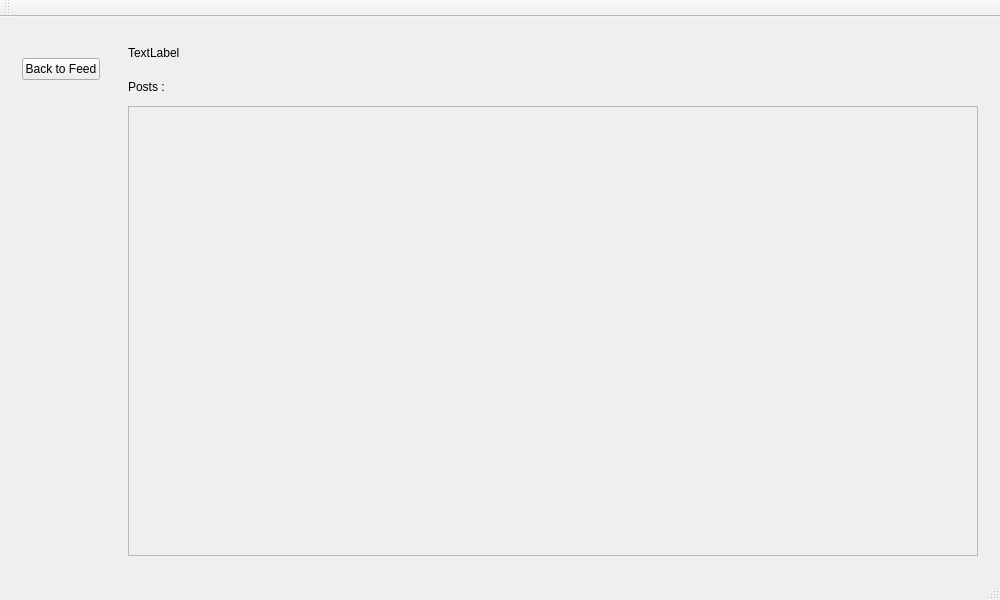
Before: the Qt Designer form forms/Profile.ui in HyprSpark/Social-Media, drawn with Qt 5.
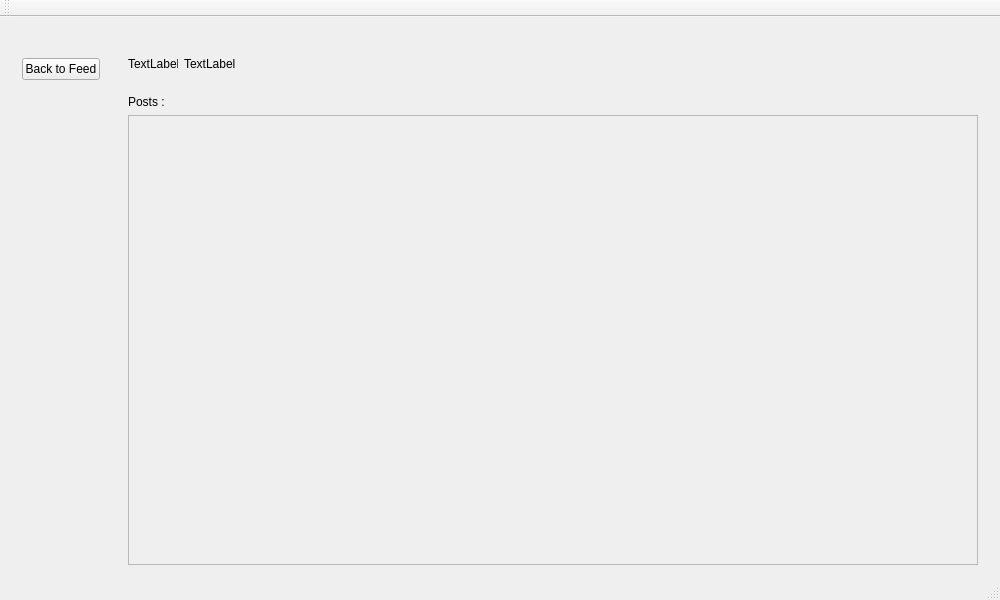
After: the same form once the commit is applied.

Commit message: Fixed the like/unlike function to save likes over sessions, added a delete button, added profile pictures, added sign out and quit button. Added the message functionality.

Diff of the .ui file:
```diff
--- a/forms/Profile.ui
+++ b/forms/Profile.ui
@@ -69,11 +69,34 @@
      <widget class="QWidget" name="widget_2" native="true">
       <layout class="QVBoxLayout" name="verticalLayout_2">
        <item>
+        <layout class="QHBoxLayout" name="horizontalLayout_2">
+         <item>
+          <widget class="QLabel" name="lblProfilePic">
+           <property name="minimumSize">
+            <size>
+             <width>50</width>
+             <height>50</height>
+            </size>
+           </property>
+           <property name="maximumSize">
+            <size>
+             <width>50</width>
+             <height>50</height>
+            </size>
+           </property>
+           <property name="text">
+            <string>TextLabel</string>
+           </property>
+          </widget>
+         </item>
+         <item>
         <widget class="QLabel" name="lblUsername">
          <property name="text">
           <string>TextLabel</string>
          </property>
         </widget>
+         </item>
+        </layout>
        </item>
        <item>
         <widget class="QLabel" name="label">
```
Lines whose indentation alone changed are shown as unchanged. The commit also changes 23 other files.
